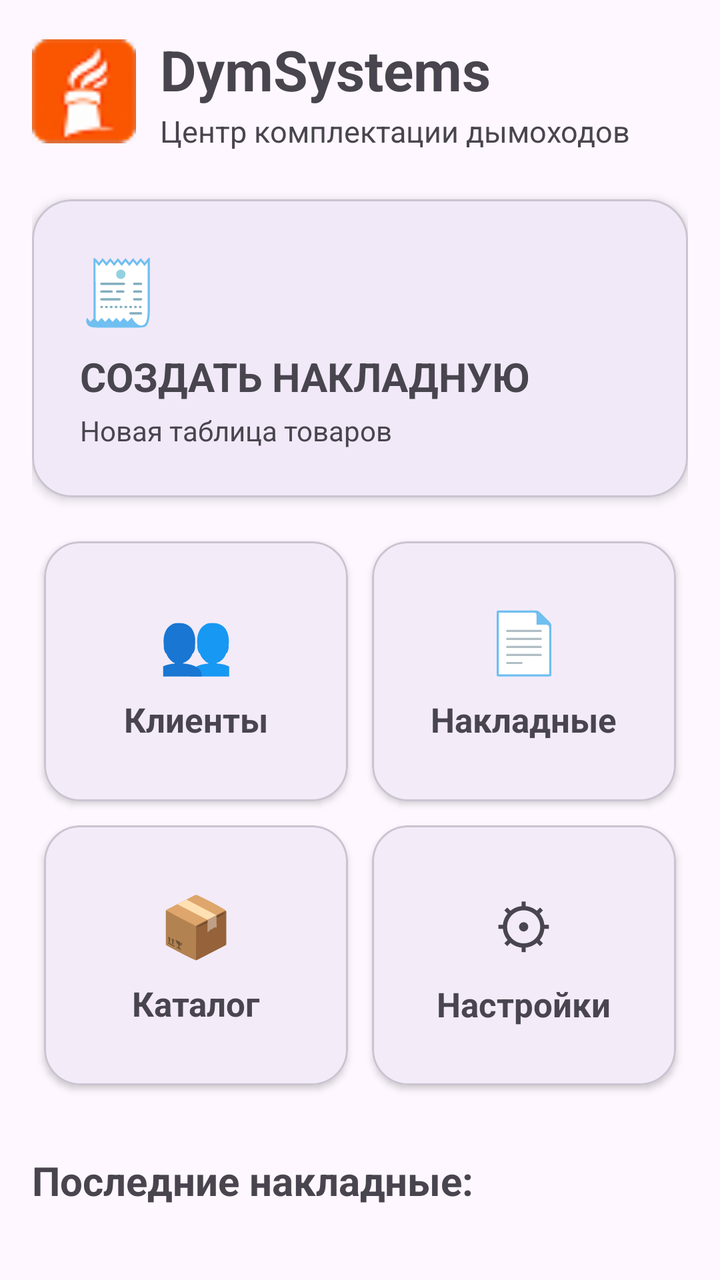
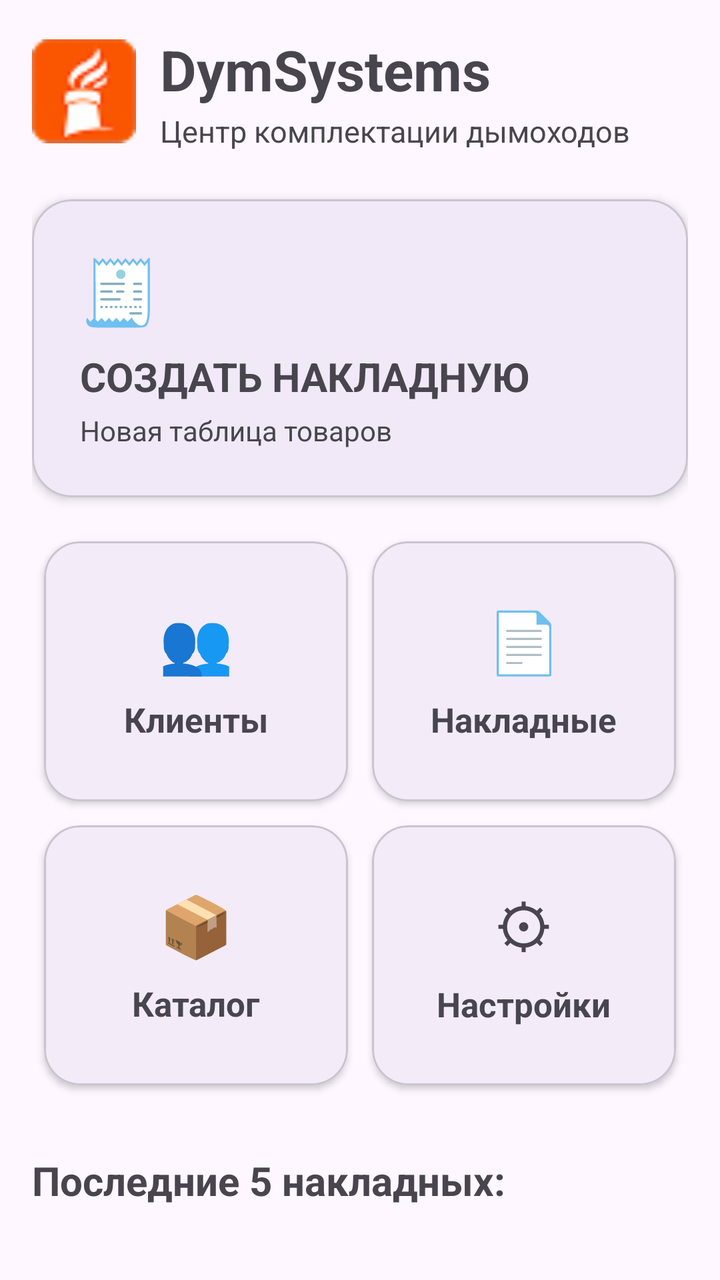

Before-and-after screenshots of an Android layout around one commit, followed by the original layout XML and the change that was made.
<!-- AndroidManifest.xml: application theme Theme.Dymsystem -->
<!-- res/layout/activity_main.xml -->
<?xml version="1.0" encoding="utf-8"?>
<androidx.core.widget.NestedScrollView
    xmlns:android="http://schemas.android.com/apk/res/android"
    xmlns:app="http://schemas.android.com/apk/res-auto"
    android:layout_width="match_parent"
    android:layout_height="match_parent"
    android:fillViewport="true">

    <LinearLayout
        android:id="@+id/main"
        android:layout_width="match_parent"
        android:layout_height="wrap_content"
        android:orientation="vertical"
        android:padding="16dp">

        
        <LinearLayout
            android:layout_width="match_parent"
            android:layout_height="wrap_content"
            android:gravity="center_vertical"
            android:orientation="horizontal">

            <ImageView
                android:layout_width="52dp"
                android:layout_height="52dp"
                android:contentDescription="Логотип"
                android:scaleType="fitCenter"
                android:src="@drawable/logo" />

            <LinearLayout
                android:layout_width="wrap_content"
                android:layout_height="wrap_content"
                android:layout_marginStart="12dp"
                android:orientation="vertical">

                <TextView
                    android:layout_width="wrap_content"
                    android:layout_height="wrap_content"
                    android:text="DymSystems"
                    android:textSize="28sp"
                    android:textStyle="bold" />

                <TextView
                    android:layout_width="wrap_content"
                    android:layout_height="wrap_content"
                    android:layout_marginTop="2dp"
                    android:text="Центр комплектации дымоходов"
                    android:textSize="15sp" />

            </LinearLayout>

        </LinearLayout>

        
        <com.google.android.material.card.MaterialCardView
            android:id="@+id/cardCreateInvoice"
            android:layout_width="match_parent"
            android:layout_height="wrap_content"
            android:layout_marginTop="24dp"
            android:clickable="true"
            android:focusable="true"
            app:cardCornerRadius="20dp"
            app:cardElevation="3dp">

            <LinearLayout
                android:layout_width="match_parent"
                android:layout_height="wrap_content"
                android:gravity="center_vertical"
                android:orientation="vertical"
                android:padding="24dp">

                <TextView
                    android:layout_width="wrap_content"
                    android:layout_height="wrap_content"
                    android:text="🧾"
                    android:textSize="32sp" />

                <TextView
                    android:layout_width="wrap_content"
                    android:layout_height="wrap_content"
                    android:layout_marginTop="8dp"
                    android:text="СОЗДАТЬ НАКЛАДНУЮ"
                    android:textSize="20sp"
                    android:textStyle="bold" />

                <TextView
                    android:layout_width="wrap_content"
                    android:layout_height="wrap_content"
                    android:layout_marginTop="4dp"
                    android:text="Новая таблица товаров"
                    android:textSize="14sp" />

            </LinearLayout>

        </com.google.android.material.card.MaterialCardView>

        
        <GridLayout
            android:layout_width="match_parent"
            android:layout_height="wrap_content"
            android:layout_marginTop="16dp"
            android:columnCount="2"
            android:rowCount="2"
            android:useDefaultMargins="false">

            <com.google.android.material.card.MaterialCardView
                android:id="@+id/cardClients"
                android:layout_width="0dp"
                android:layout_height="130dp"
                android:layout_columnWeight="1"
                android:layout_margin="6dp"
                android:clickable="true"
                android:focusable="true"
                app:cardCornerRadius="18dp"
                app:cardElevation="2dp">

                <LinearLayout
                    android:layout_width="match_parent"
                    android:layout_height="match_parent"
                    android:gravity="center"
                    android:orientation="vertical"
                    android:padding="16dp">

                    <TextView
                        android:layout_width="wrap_content"
                        android:layout_height="wrap_content"
                        android:text="👥"
                        android:textSize="30sp" />

                    <TextView
                        android:layout_width="wrap_content"
                        android:layout_height="wrap_content"
                        android:layout_marginTop="8dp"
                        android:text="Клиенты"
                        android:textSize="17sp"
                        android:textStyle="bold" />

                </LinearLayout>

            </com.google.android.material.card.MaterialCardView>

            <com.google.android.material.card.MaterialCardView
                android:id="@+id/cardInvoices"
                android:layout_width="0dp"
                android:layout_height="130dp"
                android:layout_columnWeight="1"
                android:layout_margin="6dp"
                android:clickable="true"
                android:focusable="true"
                app:cardCornerRadius="18dp"
                app:cardElevation="2dp">

                <LinearLayout
                    android:layout_width="match_parent"
                    android:layout_height="match_parent"
                    android:gravity="center"
                    android:orientation="vertical"
                    android:padding="16dp">

                    <TextView

                        android:layout_width="wrap_content"
                        android:layout_height="wrap_content"
                        android:text="📄"
                        android:textSize="30sp" />

                    <TextView
                        android:layout_width="wrap_content"
                        android:layout_height="wrap_content"
                        android:layout_marginTop="8dp"
                        android:text="Накладные"
                        android:textSize="17sp"
                        android:textStyle="bold" />

                </LinearLayout>

            </com.google.android.material.card.MaterialCardView>

            <com.google.android.material.card.MaterialCardView
                android:layout_width="0dp"
                android:layout_height="130dp"
                android:layout_columnWeight="1"
                android:layout_margin="6dp"
                android:clickable="true"
                android:focusable="true"
                app:cardCornerRadius="18dp"
                app:cardElevation="2dp">

                <LinearLayout
                    android:layout_width="match_parent"
                    android:layout_height="match_parent"
                    android:gravity="center"
                    android:orientation="vertical"
                    android:padding="16dp">

                    <TextView
                        android:layout_width="wrap_content"
                        android:layout_height="wrap_content"
                        android:text="📦"
                        android:textSize="30sp" />

                    <TextView
                        android:layout_width="wrap_content"
                        android:layout_height="wrap_content"
                        android:layout_marginTop="8dp"
                        android:text="Каталог"
                        android:textSize="17sp"
                        android:textStyle="bold" />

                </LinearLayout>

            </com.google.android.material.card.MaterialCardView>

            <com.google.android.material.card.MaterialCardView
                android:layout_width="0dp"
                android:layout_height="130dp"
                android:layout_columnWeight="1"
                android:layout_margin="6dp"
                android:clickable="true"
                android:focusable="true"
                app:cardCornerRadius="18dp"
                app:cardElevation="2dp">

                <LinearLayout
                    android:layout_width="match_parent"
                    android:layout_height="match_parent"
                    android:gravity="center"
                    android:orientation="vertical"
                    android:padding="16dp">

                    <TextView
                        android:layout_width="wrap_content"
                        android:layout_height="wrap_content"
                        android:text="⚙"
                        android:textSize="30sp" />

                    <TextView
                        android:layout_width="wrap_content"
                        android:layout_height="wrap_content"
                        android:layout_marginTop="8dp"
                        android:text="Настройки"
                        android:textSize="17sp"
                        android:textStyle="bold" />

                </LinearLayout>

            </com.google.android.material.card.MaterialCardView>

        </GridLayout>

        
        <TextView
            android:layout_width="wrap_content"
            android:layout_height="wrap_content"
            android:layout_marginTop="28dp"
            android:text="Последние накладные:"
            android:textSize="20sp"
            android:textStyle="bold" />

        <androidx.recyclerview.widget.RecyclerView
            android:id="@+id/recyclerLatestInvoices"
            android:layout_width="match_parent"
            android:layout_height="wrap_content"
            android:layout_marginTop="12dp"
            android:nestedScrollingEnabled="false" />

    </LinearLayout>

</androidx.core.widget.NestedScrollView>
<!-- resources referenced by this layout -->
<resources>
  <!-- drawable logo: png bitmap (drawable, 1902 bytes) -->
  <style name="Theme.Dymsystem" parent="Base.Theme.Dymsystem" />
  <style name="Base.Theme.Dymsystem" parent="Theme.Material3.DayNight.NoActionBar">
          
          
      </style>
</resources>

<!-- the commit's change to res/layout/activity_main.xml (unified diff, before → after) -->
@@ -177,6 +177,7 @@
             </com.google.android.material.card.MaterialCardView>
 
             <com.google.android.material.card.MaterialCardView
+                android:id="@+id/cardCatalog"
                 android:layout_width="0dp"
                 android:layout_height="130dp"
                 android:layout_columnWeight="1"
@@ -253,7 +254,7 @@
             android:layout_width="wrap_content"
             android:layout_height="wrap_content"
             android:layout_marginTop="28dp"
-            android:text="Последние накладные:"
+            android:text="Последние 5 накладных:"
             android:textSize="20sp"
             android:textStyle="bold" />
 
